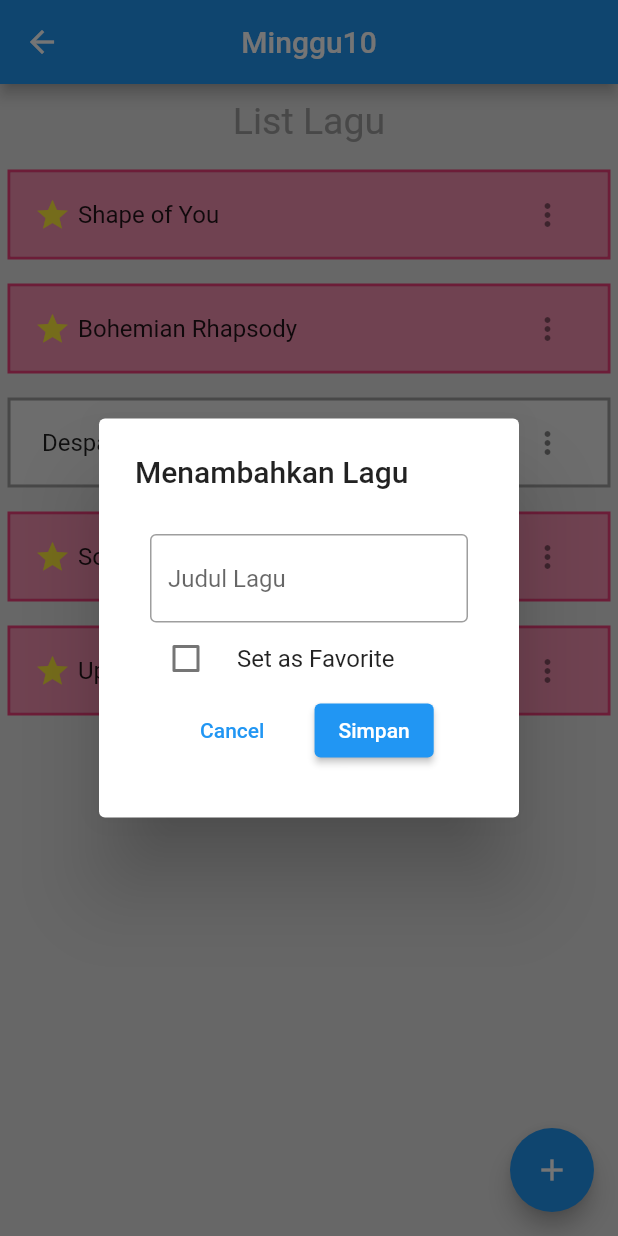
After one commit to letman16/tugas_project_mobile_front_end, a Flutter app: the Minggu10 screen opened directly, after a tap on "New Update !!!", after a tap on "Update", after a tap on the "add" icon, on a phone screen of 412 x 824 dp. The commit adds this screen. Run offline on Flutter 3.47's test engine with Material 2 defaults, Android fonts, the phone set to English and light mode, and no system bars; missing offline and left inert: dart:js_util.

Commit message:
Menambahkan minggu 10

```diff
--- /dev/null
+++ b/lib/minggu10/minggu10.dart
@@ -0,0 +1,54 @@
+import 'package:flutter/material.dart';
+
+class m10prov extends ChangeNotifier{
+  dynamic _data = [
+    {
+      'judul': 'Shape of You',
+      'favorit': true,
+    },
+    {
+      'judul': 'Bohemian Rhapsody',
+      'favorit': true,
+    },
+    {
+      'judul': 'Despacito',
+      'favorit': false,
+    },
+    {
+      'judul': 'Someone Like You',
+      'favorit': true,
+    },
+    {
+      'judul': 'Uptown Funk',
+      'favorit': true,
+    },
+  ];
+
+  dynamic get data => _data;
+
+  set setdata(val){
+    _data = val;
+    notifyListeners();
+  }
+
+  changefav(int idx){
+    _data[idx]["favorit"] = !_data[idx]["favorit"];
+    notifyListeners();
+  }
+
+  delete_data(int idx){
+    _data.removeAt(idx);
+    notifyListeners();
+  }
+
+  add_data(String judul, bool fav){
+    _data.add(
+      {
+        "judul" : judul,
+        "favorit" : fav
+      }
+    );
+    notifyListeners();
+  }
+
+}
--- /dev/null
+++ b/lib/minggu10/page.dart
@@ -0,0 +1,262 @@
+import 'package:flutter/material.dart';
+import 'package:flutter/src/widgets/framework.dart';
+import 'package:flutter/src/widgets/placeholder.dart';
+import 'package:provider/provider.dart';
+import 'package:tugas_kelompok/minggu10/minggu10.dart';
+
+class Minggu10 extends StatefulWidget {
+  const Minggu10({super.key});
+
+  @override
+  State<Minggu10> createState() => _Minggu10State();
+}
+
+class _Minggu10State extends State<Minggu10> {
+  bool loadingupdate = false;
+  bool updated = false;
+  bool shownot = true;
+
+  SnackBar addfavSnackBar() {
+    return SnackBar(
+      content: Text("Berhasil menambahkan ke favorit"),
+      duration: Duration(milliseconds: 700),
+    );
+  }
+
+  SnackBar movefavSnackBar() {
+    return SnackBar(
+      content: Text("Berhasil menghapus dari favorit"),
+      duration: Duration(milliseconds: 700),
+    );
+  }
+
+  SnackBar deleteItemSnackBar() {
+    return SnackBar(
+      content: Text("Berhasil menghapus lagu dari daftar"),
+      duration: Duration(milliseconds: 700),
+    );
+  }
+
+  MaterialBanner askUpdate(context) {
+    return MaterialBanner(content: Text("update your page ?"), actions: [
+      TextButton(
+          onPressed: ()async{
+            ScaffoldMessenger.of(context).hideCurrentMaterialBanner();
+            update();
+          },
+          child: Text(
+            "Update",
+            style: TextStyle(color: Colors.amber),
+          )),
+      TextButton(
+          onPressed: () {
+            ScaffoldMessenger.of(context).hideCurrentMaterialBanner();
+          },
+          child: Text(
+            "Dismiss",
+            style: TextStyle(color: Colors.amber),
+          )),
+    ]);
+  }
+
+  update()async{
+    loadingupdate = true;
+    setState(() {});
+    await Future.delayed(Duration(seconds: 2), () {
+      updated = true;
+      loadingupdate = false;
+    });
+    setState(() {});
+  }
+
+  ListTileSong(BuildContext context) {
+    final prov = Provider.of<m10prov>(context);
+    List<Widget> lTile = [];
+
+    dynamic e;
+
+    for (int i = 0; i < prov.data.length; i++) {
+      e = prov.data[i];
+      lTile.add(Container(
+        margin: EdgeInsets.symmetric(vertical: 8, horizontal: 5),
+        decoration: BoxDecoration(
+          border: Border.all(
+              color: e["favorit"] ? Colors.pink.shade400 : Colors.grey,
+              width: 2.0),
+        ),
+        child: ListTile(
+          title: Row(
+            children: [
+              updated
+                ? e["favorit"] ? Icon(Icons.star, color: Colors.yellow,) : Container()
+                : Container(),
+                SizedBox(width: 5,),
+              Text(e["judul"]),
+            ],
+          ),
+          tileColor: e["favorit"] ? Colors.pink.shade200 : Colors.grey.shade200,
+          trailing: PopupMenuButton(
+              itemBuilder: (context) => [
+                    PopupMenuItem(
+                      child: Text(prov.data[i]["favorit"]
+                          ? "Hapus dari favorit"
+                          : "Tambahkan ke favorit"),
+                      onTap: () {
+                        prov.changefav(i);
+                        prov.data[i]["favorit"]
+                            ? ScaffoldMessenger.of(context)
+                                .showSnackBar(addfavSnackBar())
+                            : ScaffoldMessenger.of(context)
+                                .showSnackBar(movefavSnackBar());
+                        setState(() {});
+                      },
+                    ),
+                    PopupMenuItem(
+                      child: Text("Hapus lagu"),
+                      onTap: () {
+                        prov.delete_data(i);
+                        ScaffoldMessenger.of(context)
+                            .showSnackBar(deleteItemSnackBar());
+                        setState(() {});
+                      },
+                    ),
+                  ]),
+        ),
+      ));
+    }
+    return lTile;
+  }
+
+  bool shownotif = true;
+
+  @override
+  Widget build(BuildContext context) {
+    final titleController = TextEditingController();
+
+    final prov = Provider.of<m10prov>(context);
+    return Scaffold(
+        backgroundColor: Colors.grey.shade300,
+        appBar: AppBar(
+          title: Text("Minggu10"),
+          centerTitle: true,
+        ),
+        floatingActionButton: FloatingActionButton(
+          onPressed: () {
+            showDialog(
+                context: context,
+                builder: (context) {
+                  bool fav = false;
+                  return StatefulBuilder(
+                    builder: (BuildContext context, setState) {
+                      return AlertDialog(
+                        title: Text("Menambahkan Lagu"),
+                        content: Padding(
+                          padding: const EdgeInsets.all(10.0),
+                          child: Column(
+                            mainAxisSize: MainAxisSize.min,
+                            children: [
+                              TextField(
+                                controller: titleController,
+                                decoration: InputDecoration(
+                                    border: OutlineInputBorder(),
+                                    hintText: "Judul Lagu"),
+                              ),
+                              Row(
+                                children: [
+                                  Checkbox(
+                                      value: fav,
+                                      onChanged: (value) {
+                                        setState(() {
+                                          fav = value!;
+                                        });
+                                      }),
+                                  SizedBox(
+                                    width: 10,
+                                  ),
+                                  Text("Set as Favorite")
+                                ],
+                              ),
+                              Row(
+                                mainAxisAlignment:
+                                    MainAxisAlignment.spaceEvenly,
+                                children: [
+                                  TextButton(
+                                      onPressed: () {
+                                        Navigator.pop(context);
+                                      },
+                                      child: Text("Cancel")),
+                                  ElevatedButton(
+                                      onPressed: () {
+                                        prov.add_data(
+                                            titleController.text, fav);
+                                        Navigator.pop(context);
+                                      },
+                                      child: Text("Simpan"))
+                                ],
+                              )
+                            ],
+                          ),
+                        ),
+                      );
+                    },
+                  );
+                });
+          },
+          child: const Icon(Icons.add),
+        ),
+        body: Stack(children: [
+          SingleChildScrollView(
+            child: Column(
+              crossAxisAlignment: CrossAxisAlignment.center,
+              children: [
+                shownot
+                    ? ListTile(
+                        onTap: () {
+                          shownot = false;
+                          ScaffoldMessenger.of(context)
+                              .showMaterialBanner(askUpdate(context));
+                          setState(() {});
+                        },
+                        title: Center(
+                          child: Row(children: [
+                            Icon(Icons.notification_important),
+                            SizedBox(
+                              width: 10,
+                            ),
+                            Text("New Update !!!")
+                          ]),
+                        ),
+                      )
+                    : SizedBox(
+                        height: 10,
+                      ),
+                Text(
+                  "List Lagu",
+                  style: TextStyle(color: Colors.grey, fontSize: 25),
+                ),
+                SizedBox(
+                  height: 10,
+                ),
+                SingleChildScrollView(
+                  scrollDirection: Axis.vertical,
+                  child: Column(
+                    children: ListTileSong(context),
+                  ),
+                )
+              ],
+            ),
+          ),
+          loadingupdate
+          ? Center(
+            child: Container(
+              width: MediaQuery.of(context).size.width,
+              height: MediaQuery.of(context).size.height,
+              alignment: Alignment.center,
+              color: Colors.black.withOpacity(0.5),
+              child: CircularProgressIndicator(),
+            ),
+          )
+          : Container()
+        ]));
+  }
+}
```
Also changed, not shown: lib/main.dart (+28 -1 lines).
